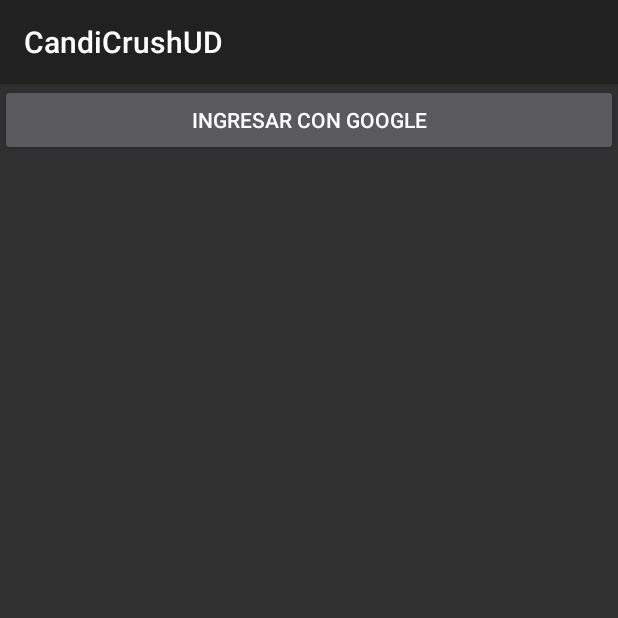
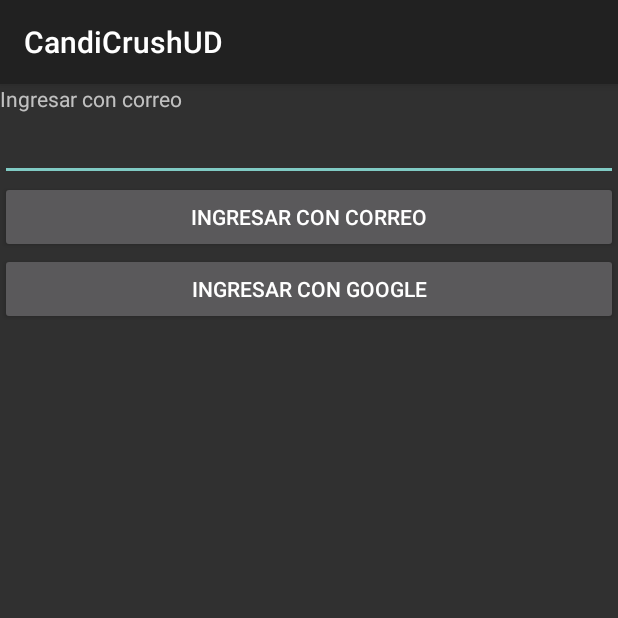
Before and after one commit to jehr-ud/components-2023-2, an Android app built with Jetpack Compose: the screen it shows after launch (LoginActivity), on a phone screen of 412 x 824 dp, the top half of it. Run offline under Robolectric (Android 15) with nearby library versions, the phone set to English and light mode, and no system bars; our stand-ins replace Firebase (no records; nobody signed in at launch, a user with empty details on screens opened directly).

Commit message:
Login por correo y guardado de jugador 2

```diff
--- a/candicrush/app/src/main/java/com/ud/candicrushud/LoginActivity.kt
+++ b/candicrush/app/src/main/java/com/ud/candicrushud/LoginActivity.kt
@@ -40,6 +40,11 @@ class LoginActivity : AppCompatActivity() {
 
         binding.btnPlayHome.setOnClickListener{
             signInWithGoogle()
+        }
+
+        binding.btnLoginEmail.setOnClickListener{
+            saveUserData(binding.editTextEmail.text.toString(), "Nombre")
+            goToGame()
         }
     }
 
--- a/candicrush/app/src/main/res/layout/activity_home.xml
+++ b/candicrush/app/src/main/res/layout/activity_home.xml
@@ -14,6 +14,25 @@
         android:orientation="vertical"
         app:layout_goneMarginTop="20dp">
 
+        <TextView
+            android:id="@+id/textView2"
+            android:layout_width="match_parent"
+            android:layout_height="wrap_content"
+            android:text="@string/btn_signin_email" />
+
+        <EditText
+            android:id="@+id/editTextEmail"
+            android:layout_width="match_parent"
+            android:layout_height="wrap_content"
+            android:ems="10"
+            android:inputType="text" />
+
+        <Button
+            android:id="@+id/btnLoginEmail"
+            android:layout_width="match_parent"
+            android:layout_height="wrap_content"
+            android:text="@string/btn_signin_email" />
+
         <Button
             android:id="@+id/btnPlayHome"
             android:layout_width="match_parent"
--- a/candicrush/app/src/main/res/values/strings.xml
+++ b/candicrush/app/src/main/res/values/strings.xml
@@ -3,6 +3,7 @@
 
     <string name="txtview_name_home">Nombre de usuario</string>
     <string name="btn_signin_google">Ingresar con Google</string>
+    <string name="btn_signin_email">Ingresar con correo</string>
 
     <string name="txtview_target_board">Objetivo:</string>
     <string name="txtview_score_board">Puntaje:</string>
@@ -15,4 +16,7 @@
     <string name="textview_game_code">Código de partida</string>
     <string name="btn_game_code_create">Crear</string>
     <string name="btn_game_code_use">Acceder</string>
+
+    <string name="code_message_creation_ok">Se guardo código correctamente</string>
+    <string name="code_message_creation_fail">Fallo al crear código</string>
 </resources>
```
Also changed, not shown: candicrush/app/src/main/java/com/ud/candicrushud/CreationGameActivity.kt (+42 -11 lines).
